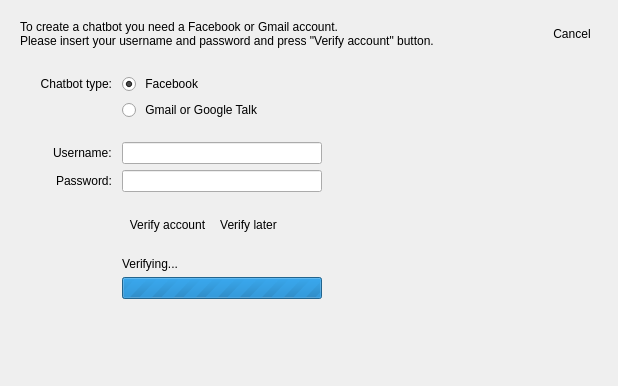
Qt form src/chatbot/front-end/connectionwidget.ui (lvklabs/chatbot) before a commit.
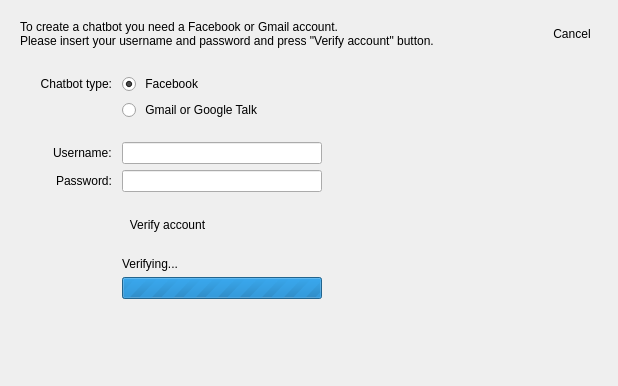
The same form after that commit. Icons and pictures are not drawn. Custom widgets are drawn as their Qt base class.

Commit message: Refactoring: Created class AccountVerifWidget

What changed in the file:
```diff
--- a/src/chatbot/front-end/connectionwidget.ui
+++ b/src/chatbot/front-end/connectionwidget.ui
@@ -519,32 +519,6 @@
              </property>
             </widget>
            </item>
-           <item>
-            <widget class="QToolButton" name="verifyLaterButton">
-             <property name="text">
-              <string>Verify later</string>
-             </property>
-             <property name="icon">
-              <iconset resource="../res/chatbot_theme.qrc">
-               <normaloff>:/icons/verify_later.png</normaloff>:/icons/verify_later.png</iconset>
-             </property>
-             <property name="iconSize">
-              <size>
-               <width>24</width>
-               <height>24</height>
-              </size>
-             </property>
-             <property name="toolButtonStyle">
-              <enum>Qt::ToolButtonTextBesideIcon</enum>
-             </property>
-             <property name="autoRaise">
-              <bool>true</bool>
-             </property>
-             <property name="arrowType">
-              <enum>Qt::NoArrow</enum>
-             </property>
-            </widget>
-           </item>
            <item>
             <spacer name="horizontalSpacer_7">
              <property name="orientation">
```
The commit also changes 8 other files.
